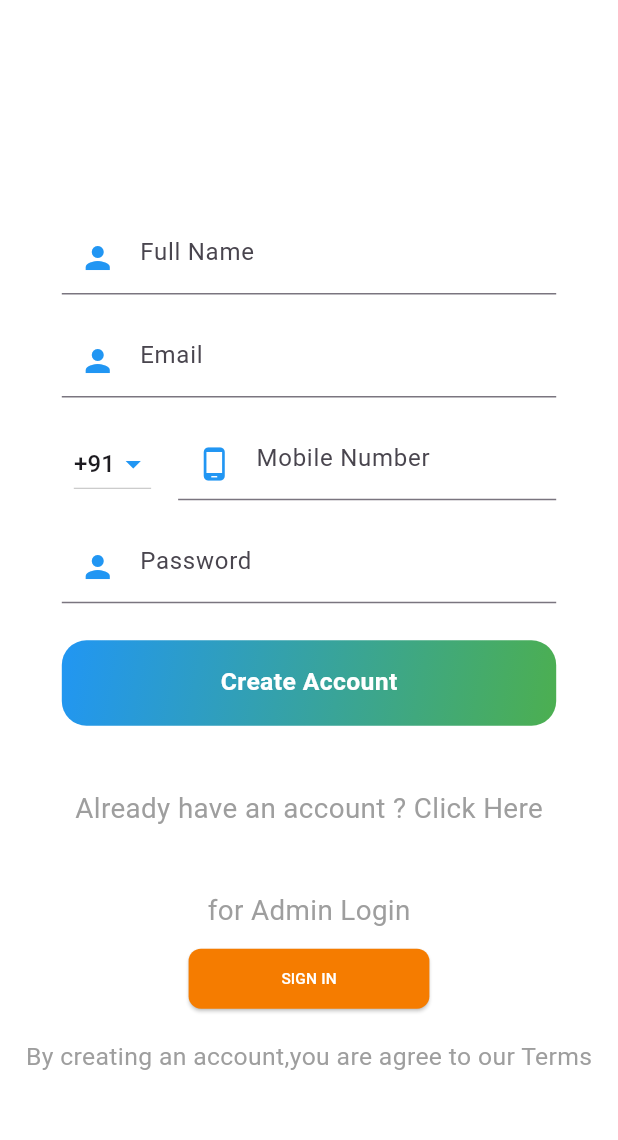
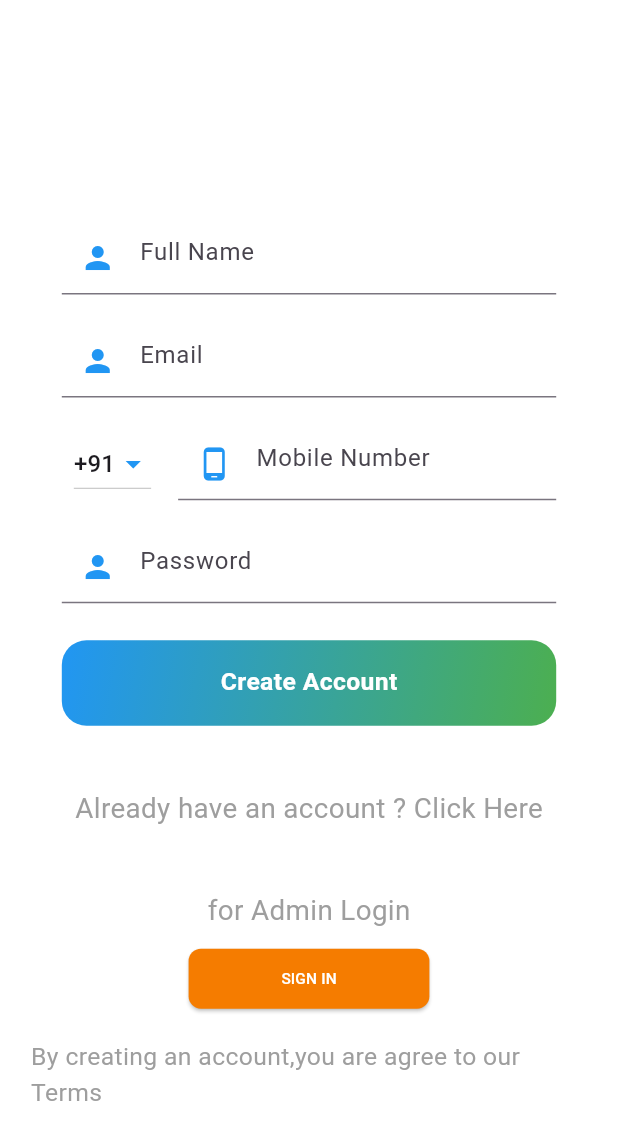
Before and after one commit to Arshanishad/hostay, a Flutter app: the SignupScreen screen opened directly, on a phone screen of 412 x 824 dp. Shown: the top 1140 px of the screen. Run offline on Flutter 3.47's test engine with Material 3 defaults, Android fonts, the light colour scheme and no system bars.

Commit message:
signup,confirm booking ui correction

```diff
--- a/lib/features/home/screens/confirm_booking.dart
+++ b/lib/features/home/screens/confirm_booking.dart
@@ -33,7 +33,7 @@ class _ConfirmBookingState extends State<ConfirmBooking> {
             ),
             SizedBox(height: w * 0.03),
       Padding(
-        padding: EdgeInsets.only(left: w*0.02,right: w*0.03),
+        padding: EdgeInsets.symmetric(horizontal: w*0.03),
         child: Column(
           crossAxisAlignment: CrossAxisAlignment.start,
           children: [
--- a/lib/features/login/screens/signup_screen.dart
+++ b/lib/features/login/screens/signup_screen.dart
@@ -178,7 +178,10 @@ class _SignupScreenState extends State<SignupScreen> {
                 ),
               ),
               SizedBox(height: w*0.02),
-              Text("By creating an account,you are agree to our Terms",style: TextStyle(fontSize: w*0.04,color: Colors.grey),)
+              Padding(
+                padding:  EdgeInsets.symmetric(horizontal: w*0.05),
+                child: Text("By creating an account,you are agree to our Terms",style: TextStyle(fontSize: w*0.04,color: Colors.grey),),
+              )
             ],
           ),
         ),
```
